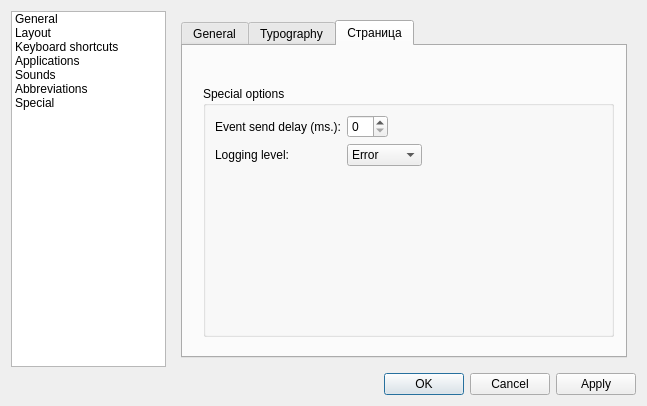
First picture: the form in src/Config/QXNConfigDialog.ui, repository KsenZ/qxneur, before the edit.
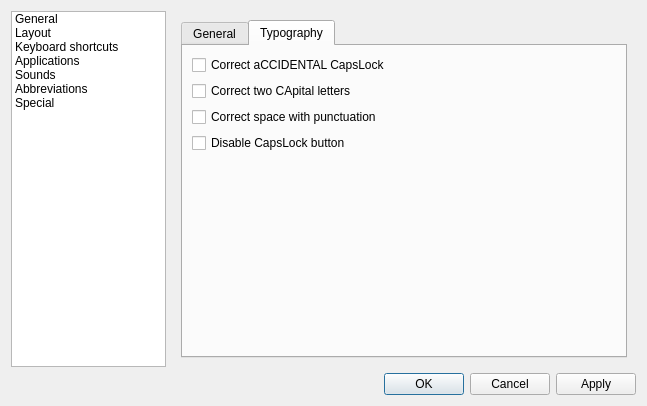
Second picture: the form after the edit. The open tabs and pages were chosen to show the change. Icons and pictures are not drawn.

Commit message: Add Russian translation

```diff
--- a/src/Config/QXNConfigDialog.ui
+++ b/src/Config/QXNConfigDialog.ui
@@ -30,7 +30,7 @@
        <item row="0" column="0">
         <widget class="QTabWidget" name="generalTabWidget">
          <property name="currentIndex">
-          <number>2</number>
+          <number>1</number>
          </property>
          <widget class="QWidget" name="generalTab">
           <attribute name="title">
@@ -142,84 +142,6 @@
            </item>
           </layout>
          </widget>
-         <widget class="QWidget" name="tab">
-          <attribute name="title">
-           <string>Страница</string>
-          </attribute>
-          <widget class="QGroupBox" name="miscOptionsGroupBox_3">
-           <property name="geometry">
-            <rect>
-             <x>20</x>
-             <y>40</y>
-             <width>411</width>
-             <height>251</height>
-            </rect>
-           </property>
-           <property name="title">
-            <string>Special options</string>
-           </property>
-           <layout class="QFormLayout" name="formLayout_3">
-            <property name="fieldGrowthPolicy">
-             <enum>QFormLayout::ExpandingFieldsGrow</enum>
-            </property>
-            <item row="0" column="0">
-             <widget class="QLabel" name="eventSendDelayLabel_3">
-              <property name="text">
-               <string>Event send delay (ms.):</string>
-              </property>
-             </widget>
-            </item>
-            <item row="0" column="1">
-             <widget class="QSpinBox" name="eventSendDelaySpinBox_3">
-              <property name="minimum">
-               <number>0</number>
-              </property>
-              <property name="maximum">
-               <number>50</number>
-              </property>
-             </widget>
-            </item>
-            <item row="1" column="1">
-             <widget class="QComboBox" name="logLevelCombo_3">
-              <item>
-               <property name="text">
-                <string>Error</string>
-               </property>
-              </item>
-              <item>
-               <property name="text">
-                <string>Warning</string>
-               </property>
-              </item>
-              <item>
-               <property name="text">
-                <string>Log</string>
-               </property>
-              </item>
-              <item>
-               <property name="text">
-                <string>Debug</string>
-               </property>
-              </item>
-              <item>
-               <property name="text">
-                <string>Trace</string>
-               </property>
-              </item>
-             </widget>
-            </item>
-            <item row="1" column="0">
-             <widget class="QLabel" name="logLevelLabel_3">
-              <property name="text">
-               <string>Logging level:</string>
-              </property>
-             </widget>
-            </item>
-           </layout>
-          </widget>
-          <zorder>listWidget</zorder>
-          <zorder>miscOptionsGroupBox_3</zorder>
-         </widget>
         </widget>
        </item>
       </layout>
```
Left out of the diff: 2 changed lines with no effect on the pictures. The commit also changes 1 other file.
